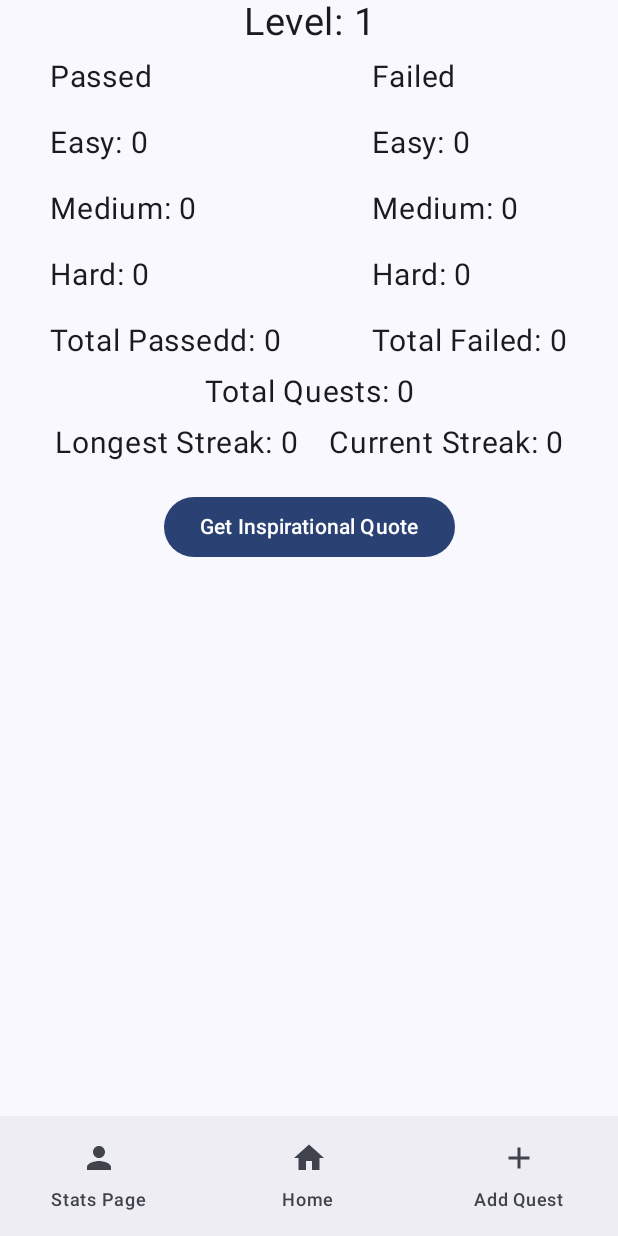
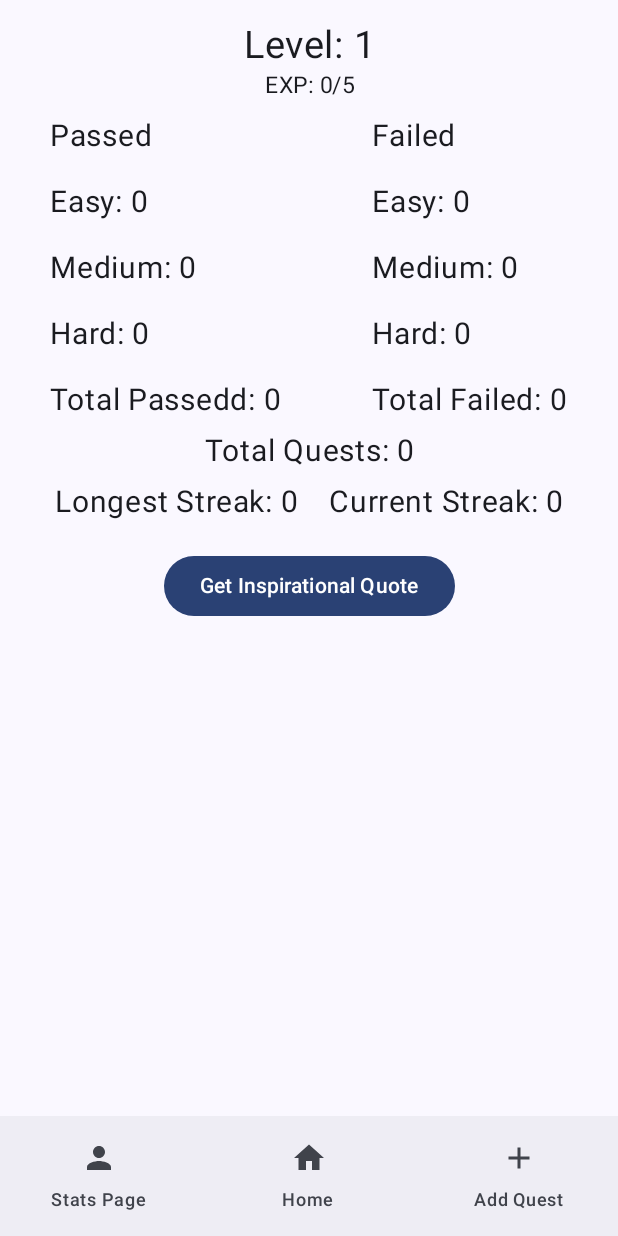
Before and after one commit to RoccoB2/Side-Quest, an Android app built with Jetpack Compose: the StatView screen opened through its navigation route, on a phone screen of 412 x 824 dp. Run offline under Robolectric (Android 15) with nearby library versions, the phone set to English and light mode, and no system bars; our stand-ins replace Room's generated code; network calls fail.

Commit message:
added an add quest card to the quest list page that navigates to the add quest page

```diff
--- a/app/src/main/java/edu/towson/cosc435/kraft/sidequest/ui/nav/QuestsNavGraph.kt
+++ b/app/src/main/java/edu/towson/cosc435/kraft/sidequest/ui/nav/QuestsNavGraph.kt
@@ -41,6 +41,9 @@ fun QuestsNavGraph(
                 onPassQuest = { quest ->
                     vm2.addQuest(quest)
                     navController.navigate(Routes.Stats.route)
+                },
+                onAddQuest = {
+                    navController.navigate(Routes.AddQuest.route)
                 },
                 selectQuest = vm::selectQuest,
                 isQuestSelected = vm::isQuestSelected,
--- a/app/src/main/java/edu/towson/cosc435/kraft/sidequest/ui/questlist/QuestListView.kt
+++ b/app/src/main/java/edu/towson/cosc435/kraft/sidequest/ui/questlist/QuestListView.kt
@@ -2,19 +2,30 @@ package edu.towson.cosc435.kraft.sidequest.ui.questlist
 
 import android.content.res.Configuration
 import androidx.compose.foundation.background
+import androidx.compose.foundation.clickable
 import androidx.compose.foundation.layout.Box
 import androidx.compose.foundation.layout.Column
 import androidx.compose.foundation.layout.fillMaxHeight
 import androidx.compose.foundation.layout.fillMaxWidth
+import androidx.compose.foundation.layout.height
 import androidx.compose.foundation.layout.padding
+import androidx.compose.foundation.layout.size
 import androidx.compose.foundation.lazy.LazyColumn
 import androidx.compose.foundation.lazy.items
+import androidx.compose.material.icons.Icons
+import androidx.compose.material.icons.filled.Add
+import androidx.compose.material.icons.filled.Home
+import androidx.compose.material3.Card
+import androidx.compose.material3.Icon
+import androidx.compose.material3.Text
 import androidx.compose.runtime.Composable
 import androidx.compose.ui.Alignment
 import androidx.compose.ui.Modifier
 import androidx.compose.ui.graphics.Color
 import androidx.compose.ui.platform.LocalConfiguration
+import androidx.compose.ui.text.style.TextAlign
 import androidx.compose.ui.unit.dp
+import androidx.compose.ui.unit.sp
 import edu.towson.cosc435.kraft.sidequest.StatusEnum
 import edu.towson.cosc435.kraft.sidequest.data.model.Quest
 import edu.towson.cosc435.kraft.sidequest.ui.theme.QuestRow
@@ -24,6 +35,7 @@ import kotlin.reflect.KSuspendFunction1
 fun QuestListView(
     quests: List<Quest>,
     onToggle: (Quest, StatusEnum) -> Unit,
+    onAddQuest: () -> Unit,
     onPassQuest: (Quest) -> Unit,
     onDeleteQuest: (Quest) -> Unit,
     selectQuest: (Quest?) -> Unit,
@@ -47,10 +59,33 @@ fun QuestListView(
             ))
         ) {
             val config = LocalConfiguration.current
-            if (config.orientation == Configuration.ORIENTATION_PORTRAIT) {
+            if (config.orientation == Configuration.ORIENTATION_PORTRAIT && quests.isNotEmpty()) {
                 LazyColumn() {
                     items(quests) {quest ->
                         QuestRow(quest, onToggle, onPassQuest, onDeleteQuest, selectQuest, isQuestSelected, getSelectedQuest)
+                    }
+                }
+            } else {
+                Card(
+                    modifier = Modifier
+                        .padding(20.dp)
+                        .clickable(onClick = {
+                            onAddQuest()
+                        })
+                        .fillMaxWidth()
+                        .height(140.dp)
+                ){
+                    Text(text = "Add a quest", fontSize = 25.sp, textAlign = TextAlign.Center,modifier = Modifier.fillMaxWidth() )
+                    Column(
+                        modifier = Modifier.fillMaxWidth()
+                            .fillMaxHeight()
+                            .padding(top = 15.dp),
+                        horizontalAlignment = Alignment.CenterHorizontally
+                    ){
+                        Icon(
+                            Icons.Default.Add, "",
+                            modifier = Modifier.size(50.dp)
+                        )
                     }
                 }
             }
--- a/app/src/main/java/edu/towson/cosc435/kraft/sidequest/ui/questlist/QuestListViewModel.kt
+++ b/app/src/main/java/edu/towson/cosc435/kraft/sidequest/ui/questlist/QuestListViewModel.kt
@@ -66,6 +66,7 @@ class QuestListViewModel(app : Application): AndroidViewModel(app) {
                 putExtra(AlarmClock.EXTRA_MESSAGE, quest.header) // message set to the quests header
                 putExtra(AlarmClock.EXTRA_HOUR, timeConverterHour(quest.time)) // hour set to the hour due
                 putExtra(AlarmClock.EXTRA_MINUTES, timeConverterMinutes(quest.time)) // minute set to the minute due
+                putExtra(AlarmClock.EXTRA_SKIP_UI, true) // does not auto open the clock app
             }
 
             intent.flags = Intent.FLAG_ACTIVITY_NEW_TASK // adds new task flag to intent
--- a/app/src/main/java/edu/towson/cosc435/kraft/sidequest/ui/statsPage/StatView.kt
+++ b/app/src/main/java/edu/towson/cosc435/kraft/sidequest/ui/statsPage/StatView.kt
@@ -47,9 +47,17 @@ fun StatView(
 
             if (config.orientation == Configuration.ORIENTATION_PORTRAIT) {
                 Column(modifier = Modifier.verticalScroll(rememberScrollState())) {
+
                     Text(
-                        text ="Level: ${vm.getlevel()}" ,
+                        text ="Level: ${vm.getlevel()}",
                         fontSize = 25.sp,
+                        textAlign = TextAlign.Center,
+                        modifier = Modifier.fillMaxWidth().padding(top = 15.dp)
+                    )
+
+                    Text(
+                        text = "EXP: ${vm.getCurrentExp()}/${vm.getExpTillLevelUp()}",
+                        fontSize = 15.sp,
                         textAlign = TextAlign.Center,
                         modifier = Modifier.fillMaxWidth()
                     )
--- a/app/src/main/java/edu/towson/cosc435/kraft/sidequest/ui/theme/MainScreen.kt
+++ b/app/src/main/java/edu/towson/cosc435/kraft/sidequest/ui/theme/MainScreen.kt
@@ -1,6 +1,8 @@
 package edu.towson.cosc435.kraft.sidequest.ui.theme
 
 import android.annotation.SuppressLint
+import android.os.Build
+import androidx.annotation.RequiresApi
 import androidx.compose.material.icons.Icons
 import androidx.compose.material.icons.filled.Add
 import androidx.compose.material.icons.filled.DateRange
@@ -19,6 +21,7 @@ import androidx.navigation.compose.rememberNavController
 import edu.towson.cosc435.kraft.sidequest.ui.nav.QuestsNavGraph
 import edu.towson.cosc435.kraft.sidequest.ui.nav.Routes
 
+@RequiresApi(Build.VERSION_CODES.TIRAMISU)
 @SuppressLint("UnusedMaterial3ScaffoldPaddingParameter")
 @OptIn(ExperimentalMaterial3Api::class)
 @Composable
```
Also changed, not shown: app/src/main/java/edu/towson/cosc435/kraft/sidequest/ui/statsPage/StatViewModel.kt (+13 -21 lines).
